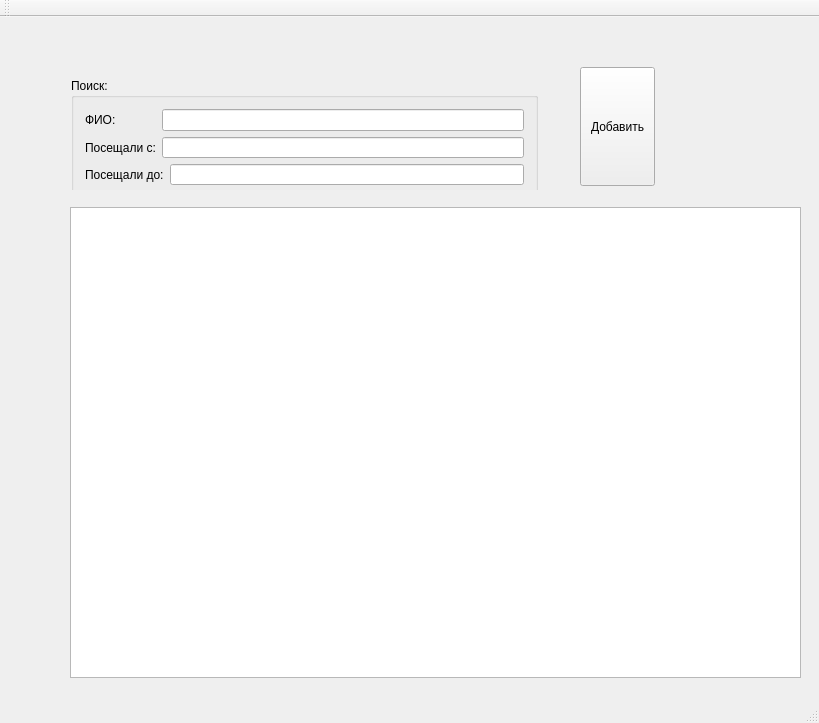
Monstruos/Course_projects, file 3_course/1_part/VPandHCI/DB/mainwindow.ui: the form before one commit.
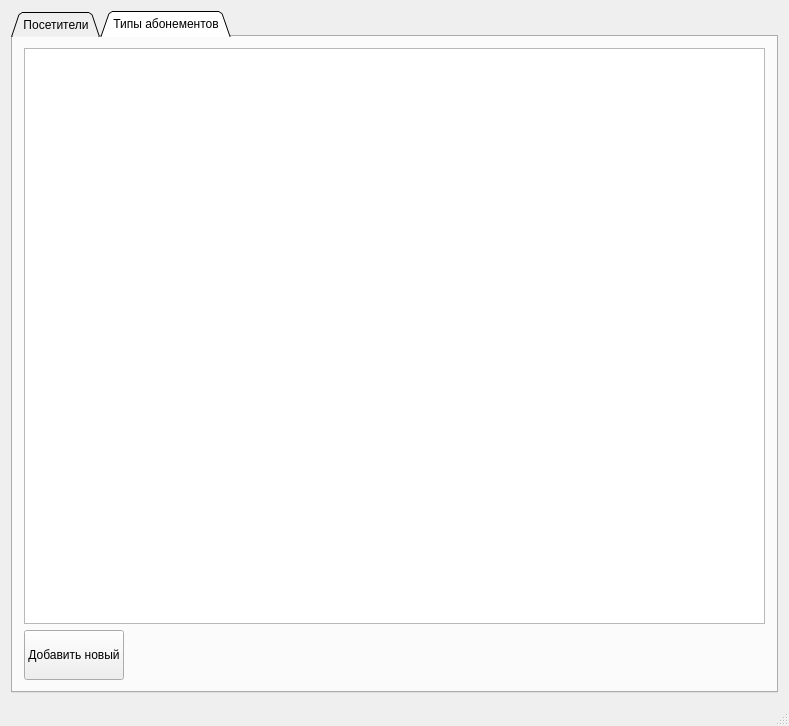
The form after the commit.

Diff of the .ui file:
```diff
--- a/3_course/1_part/VPandHCI/DB/mainwindow.ui
+++ b/3_course/1_part/VPandHCI/DB/mainwindow.ui
@@ -6,55 +6,64 @@
    <rect>
     <x>0</x>
     <y>0</y>
-    <width>819</width>
-    <height>723</height>
+    <width>789</width>
+    <height>726</height>
    </rect>
   </property>
   <property name="windowTitle">
    <string>MainWindow</string>
   </property>
   <widget class="QWidget" name="centralWidget">
-   <widget class="QTableView" name="dbView">
-    <property name="geometry">
-     <rect>
-      <x>70</x>
-      <y>190</y>
-      <width>731</width>
-      <height>471</height>
-     </rect>
-    </property>
-   </widget>
-   <widget class="QPushButton" name="Add">
-    <property name="geometry">
-     <rect>
-      <x>580</x>
-      <y>50</y>
-      <width>75</width>
-      <height>119</height>
-     </rect>
-    </property>
-    <property name="sizePolicy">
-     <sizepolicy hsizetype="Fixed" vsizetype="Minimum">
-      <horstretch>0</horstretch>
-      <verstretch>0</verstretch>
-     </sizepolicy>
-    </property>
-    <property name="text">
-     <string>Добавить</string>
-    </property>
-   </widget>
-   <widget class="QWidget" name="">
-    <property name="geometry">
-     <rect>
-      <x>60</x>
-      <y>50</y>
-      <width>489</width>
-      <height>123</height>
-     </rect>
-    </property>
     <layout class="QHBoxLayout" name="horizontalLayout_4">
      <item>
+     <widget class="QTabWidget" name="tabWidget">
+      <property name="tabPosition">
+       <enum>QTabWidget::North</enum>
+      </property>
+      <property name="tabShape">
+       <enum>QTabWidget::Triangular</enum>
+      </property>
+      <property name="currentIndex">
+       <number>1</number>
+      </property>
+      <property name="iconSize">
+       <size>
+        <width>16</width>
+        <height>16</height>
+       </size>
+      </property>
+      <property name="elideMode">
+       <enum>Qt::ElideMiddle</enum>
+      </property>
+      <property name="documentMode">
+       <bool>false</bool>
+      </property>
+      <property name="tabsClosable">
+       <bool>false</bool>
+      </property>
+      <property name="movable">
+       <bool>false</bool>
+      </property>
+      <property name="tabBarAutoHide">
+       <bool>false</bool>
+      </property>
+      <widget class="QWidget" name="tab">
+       <attribute name="title">
+        <string>Посетители</string>
+       </attribute>
+       <layout class="QHBoxLayout" name="horizontalLayout_6">
+        <item>
+         <layout class="QVBoxLayout" name="verticalLayout_2">
+          <item>
+           <layout class="QHBoxLayout" name="horizontalLayout_5">
+            <item>
       <widget class="QGroupBox" name="groupBox">
+              <property name="sizePolicy">
+               <sizepolicy hsizetype="Minimum" vsizetype="Preferred">
+                <horstretch>0</horstretch>
+                <verstretch>0</verstretch>
+               </sizepolicy>
+              </property>
        <property name="minimumSize">
         <size>
          <width>201</width>
@@ -132,8 +141,92 @@
        </layout>
       </widget>
      </item>
-    </layout>
-   </widget>
+            <item>
+             <spacer name="horizontalSpacer">
+              <property name="orientation">
+               <enum>Qt::Horizontal</enum>
+              </property>
+              <property name="sizeType">
+               <enum>QSizePolicy::Preferred</enum>
+              </property>
+              <property name="sizeHint" stdset="0">
+               <size>
+                <width>88</width>
+                <height>20</height>
+               </size>
+              </property>
+             </spacer>
+            </item>
+           </layout>
+          </item>
+          <item>
+           <widget class="QTableView" name="dbView"/>
+          </item>
+         </layout>
+        </item>
+       </layout>
+       <zorder></zorder>
+      </widget>
+      <widget class="QWidget" name="tab_2">
+       <attribute name="title">
+        <string>Типы абонементов</string>
+       </attribute>
+       <layout class="QGridLayout" name="gridLayout_2">
+        <item row="0" column="0">
+         <layout class="QVBoxLayout" name="verticalLayout_4">
+          <item>
+           <widget class="QTableView" name="dbView_2"/>
+          </item>
+          <item>
+           <layout class="QHBoxLayout" name="horizontalLayout_7">
+            <item>
+             <layout class="QVBoxLayout" name="verticalLayout_3">
+              <item>
+               <widget class="QPushButton" name="addAbon">
+                <property name="sizePolicy">
+                 <sizepolicy hsizetype="Fixed" vsizetype="Fixed">
+                  <horstretch>0</horstretch>
+                  <verstretch>0</verstretch>
+                 </sizepolicy>
+                </property>
+                <property name="minimumSize">
+                 <size>
+                  <width>100</width>
+                  <height>50</height>
+                 </size>
+                </property>
+                <property name="text">
+                 <string>Добавить новый</string>
+                </property>
+               </widget>
+              </item>
+             </layout>
+            </item>
+            <item>
+             <spacer name="horizontalSpacer_2">
+              <property name="orientation">
+               <enum>Qt::Horizontal</enum>
+              </property>
+              <property name="sizeType">
+               <enum>QSizePolicy::MinimumExpanding</enum>
+              </property>
+              <property name="sizeHint" stdset="0">
+               <size>
+                <width>40</width>
+                <height>20</height>
+               </size>
+              </property>
+             </spacer>
+            </item>
+           </layout>
+          </item>
+         </layout>
+        </item>
+       </layout>
+      </widget>
+     </widget>
+    </item>
+   </layout>
   </widget>
   <widget class="QMenuBar" name="menuBar">
    <property name="geometry">
@@ -145,14 +238,6 @@
     </rect>
    </property>
   </widget>
-  <widget class="QToolBar" name="mainToolBar">
-   <attribute name="toolBarArea">
-    <enum>TopToolBarArea</enum>
-   </attribute>
-   <attribute name="toolBarBreak">
-    <bool>false</bool>
-   </attribute>
-  </widget>
   <widget class="QStatusBar" name="statusBar"/>
  </widget>
  <layoutdefault spacing="6" margin="11"/>
```
Left out of the diff: 2 changed lines with no effect on the pictures. Lines whose indentation alone changed are shown as unchanged.
